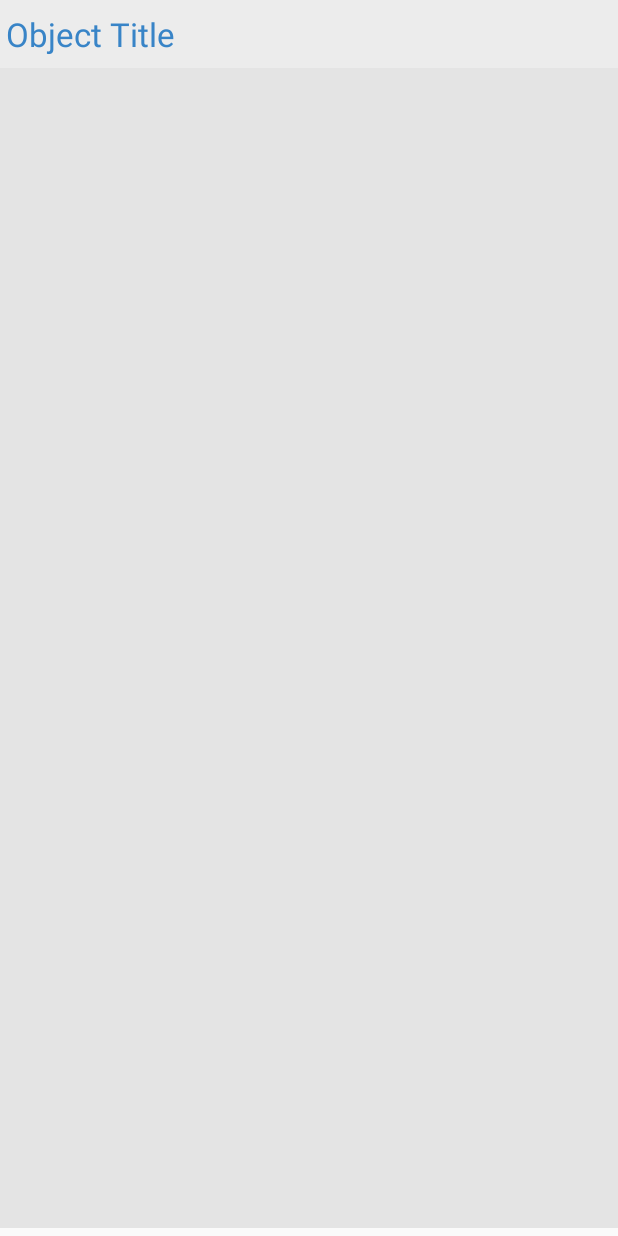
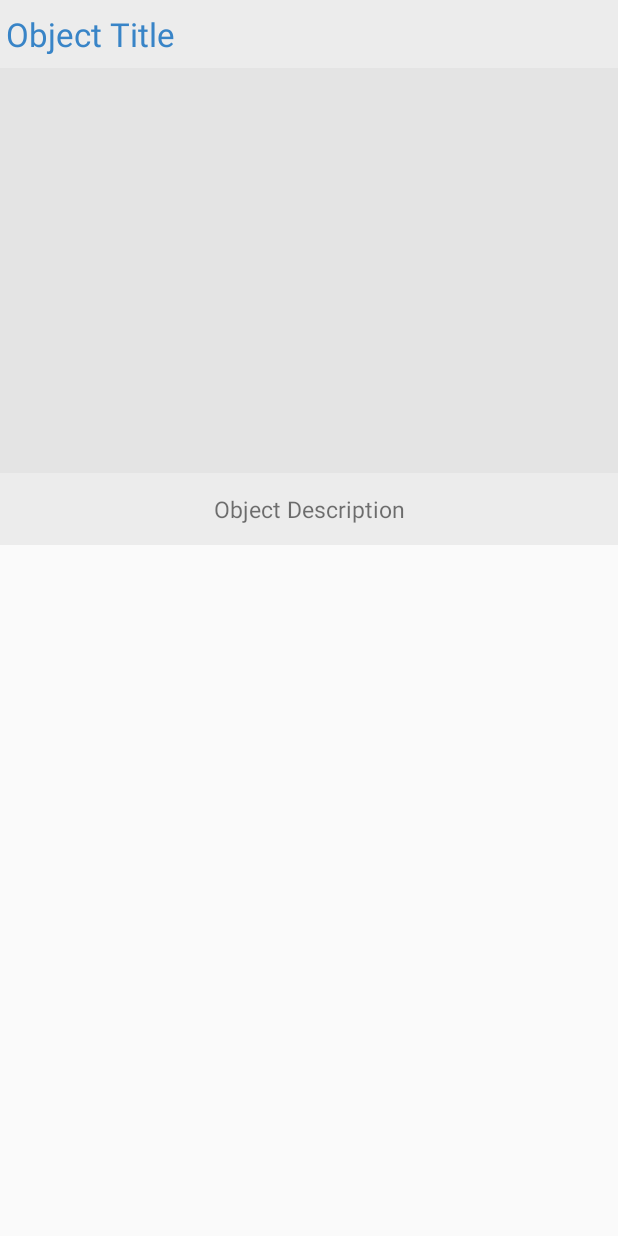
Before and after one commit to GersonSales/aep, an Android app: the layout post_row.xml on its own in the app's theme, with its tools: preview values and no code run, on a phone screen of 412 x 824 dp. Run offline under Robolectric (Android 15) with nearby library versions, the phone set to English and light mode, and no system bars.

```diff
--- a/app/build.gradle
+++ b/app/build.gradle
@@ -46,11 +46,5 @@ dependencies {
     implementation "com.microsoft.appcenter:appcenter-analytics:${appCenterSdkVersion}"
     implementation "com.microsoft.appcenter:appcenter-crashes:${appCenterSdkVersion}"
 
-    //AdjustableImage
-    implementation 'com.inthecheesefactory.thecheeselibrary:adjustable-imageview:1.0.1'
-
-
-
-
 
 }
--- a/app/src/main/java/com/ufcg/les/aep/activity/PostCreationActivity.java
+++ b/app/src/main/java/com/ufcg/les/aep/activity/PostCreationActivity.java
@@ -44,6 +44,9 @@ public class PostCreationActivity extends AppCompatActivity {
 
   @BindView(R.id.captureImage_button)
   Button imageCapture;
+
+  @BindView(R.id.videoCapture_button)
+  Button videoCapture;
 
   @BindView(R.id.submitPost_Button)
   Button submit;
@@ -146,7 +149,7 @@ public class PostCreationActivity extends AppCompatActivity {
   public void onCaptureImageClick() {
     this.media = MediaFactory.getMedia(this, IMAGE);
     final Intent cameraIntent = new Intent(MediaStore.ACTION_IMAGE_CAPTURE);
-    cameraIntent.putExtra(MediaStore.EXTRA_OUTPUT, this.media.getUri());
+    cameraIntent.putExtra(MediaStore.EXTRA_OUTPUT,this.media.getUri());
     startActivityForResult(cameraIntent, MediaUtil.MEDIA_CAPTURE);
   }
 
--- a/app/src/main/java/com/ufcg/les/aep/model/media/Image.java
+++ b/app/src/main/java/com/ufcg/les/aep/model/media/Image.java
@@ -2,11 +2,9 @@ package com.ufcg.les.aep.model.media;
 
 import android.net.Uri;
 
-import java.io.File;
-
 final class Image extends AbstractMedia {
 
-  Image(final File file, final Uri uri) {
-    super(file, uri);
+  Image(Uri uri) {
+    super(uri);
   }
 }
--- a/app/src/main/java/com/ufcg/les/aep/model/media/MediaFactory.java
+++ b/app/src/main/java/com/ufcg/les/aep/model/media/MediaFactory.java
@@ -28,11 +28,11 @@ public final class MediaFactory {
 
   private static AbstractMedia createVideo(final Context context) {
     final File file  = MediaUtil.createVideoFile(context);
-    return new Video(file, MediaUtil.getUriFromFile(context, file));
+    return new Video(MediaUtil.getUriFromFile(context, file));
   }
 
   private static Image createImage(final Context context) {
     final File file = MediaUtil.createImageFile(context);
-    return new Image(file, MediaUtil.getUriFromFile(context, file));
+    return new Image(MediaUtil.getUriFromFile(context, file));
   }
 }
--- a/app/src/main/java/com/ufcg/les/aep/model/media/Video.java
+++ b/app/src/main/java/com/ufcg/les/aep/model/media/Video.java
@@ -2,11 +2,9 @@ package com.ufcg.les.aep.model.media;
 
 import android.net.Uri;
 
-import java.io.File;
-
 public final class Video extends AbstractMedia {
 
-  Video(final File file, final Uri uri) {
-    super(file, uri);
+  Video(Uri uri) {
+    super(uri);
   }
 }
--- a/app/src/main/java/com/ufcg/les/aep/model/post/PostViewHolder.java
+++ b/app/src/main/java/com/ufcg/les/aep/model/post/PostViewHolder.java
@@ -23,6 +23,9 @@ public class PostViewHolder extends RecyclerView.ViewHolder {
 
   @BindView(R.id.postTitle_textView)
   TextView title;
+
+//  @BindView(R.id.postImage_imageView)
+//  ImageView imagePost;
 
   @BindView(R.id.postImages_viewPager)
   ViewPager imageViewPager;
--- a/app/src/main/res/layout/post_row.xml
+++ b/app/src/main/res/layout/post_row.xml
@@ -25,17 +25,17 @@
     <android.support.v4.view.ViewPager
         android:id="@+id/postImages_viewPager"
         android:layout_width="0dp"
-        android:layout_height="wrap_content"
+        android:layout_height="270dp"
         android:layout_marginTop="8dp"
         android:adjustViewBounds="false"
         android:background="@color/colorAccent"
         android:contentDescription="@string/todo"
         android:cropToPadding="false"
-        android:minHeight="250dp"
-        app:layout_constrainedHeight="true"
+        android:maxHeight="300dp"
+        android:minHeight="200dp"
         app:layout_constraintEnd_toEndOf="parent"
-        app:layout_constraintHeight_min="250dp"
-        app:layout_constraintHorizontal_bias="0.0"
+        app:layout_constraintHeight_max="300dp"
+        app:layout_constraintHeight_min="200dp"
         app:layout_constraintStart_toStartOf="parent"
         app:layout_constraintTop_toBottomOf="@+id/postTitle_textView"
         app:srcCompat="@mipmap/ic_launcher" />
```
Also changed, not shown: app/src/main/java/com/ufcg/les/aep/activity/FeedActivity.java (+7 -0 lines), app/src/main/java/com/ufcg/les/aep/adapter/PostImageAdapter.java (+5 -20 lines), app/src/main/java/com/ufcg/les/aep/model/media/AbstractMedia.java (+4 -10 lines), app/src/main/res/layout/activity_post_creation.xml (+16 -3 lines).
